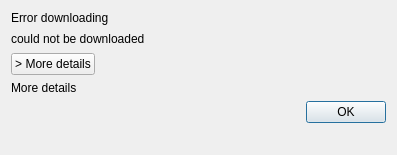
First picture: the form in src/gui/vfsdownloaderrordialog.ui, repository nextcloud/desktop, before the edit.
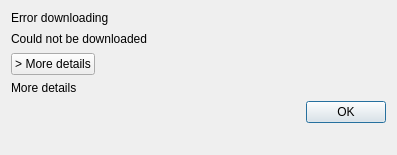
Second picture: the form after the edit.

Commit message:
chore(i18n): Correct text case in error message label
Reported at Transifex while reviewing strings

What changed in the file:
```diff
--- a/src/gui/vfsdownloaderrordialog.ui
+++ b/src/gui/vfsdownloaderrordialog.ui
@@ -36,7 +36,7 @@
    <item>
     <widget class="QLabel" name="explanationLabel">
      <property name="text">
-      <string>could not be downloaded</string>
+      <string>Could not be downloaded</string>
      </property>
      <property name="textFormat">
       <enum>Qt::PlainText</enum>
```
